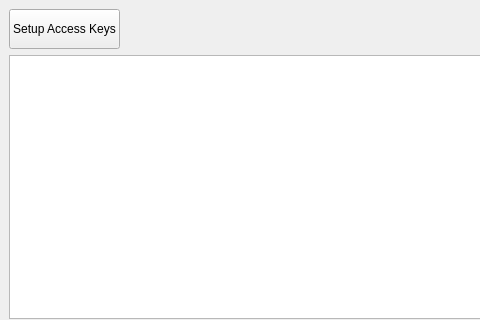
Old version of the form mainwindow.ui in the repository spellr/glacier-client; both pictures show x 0 to 480 and y 0 to 320 of the 1146 by 686 pixel window.
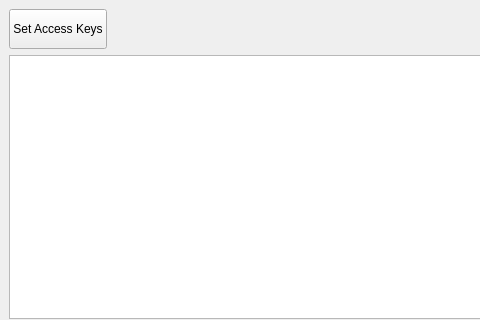
New version of the form.

Commit message: Removed help button from dialog

```diff
--- a/mainwindow.ui
+++ b/mainwindow.ui
@@ -55,7 +55,7 @@
                </size>
               </property>
               <property name="text">
-               <string>Setup Access Keys</string>
+               <string>Set Access Keys</string>
               </property>
               <property name="default">
                <bool>false</bool>
```
The commit also changes 2 other files.
